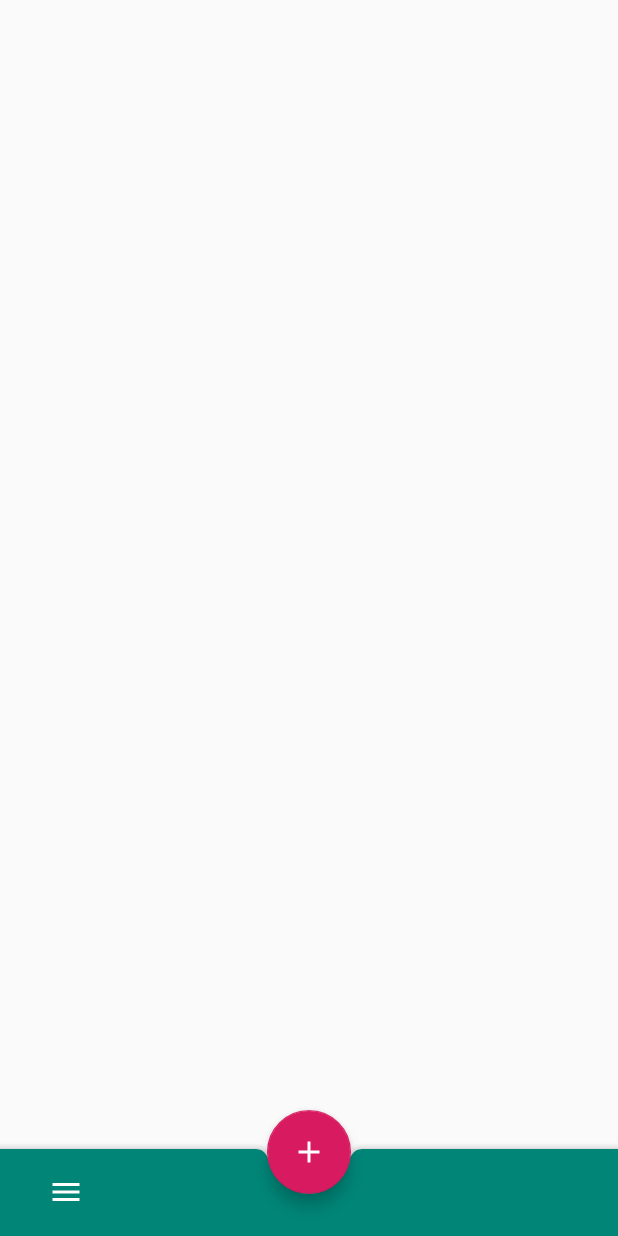
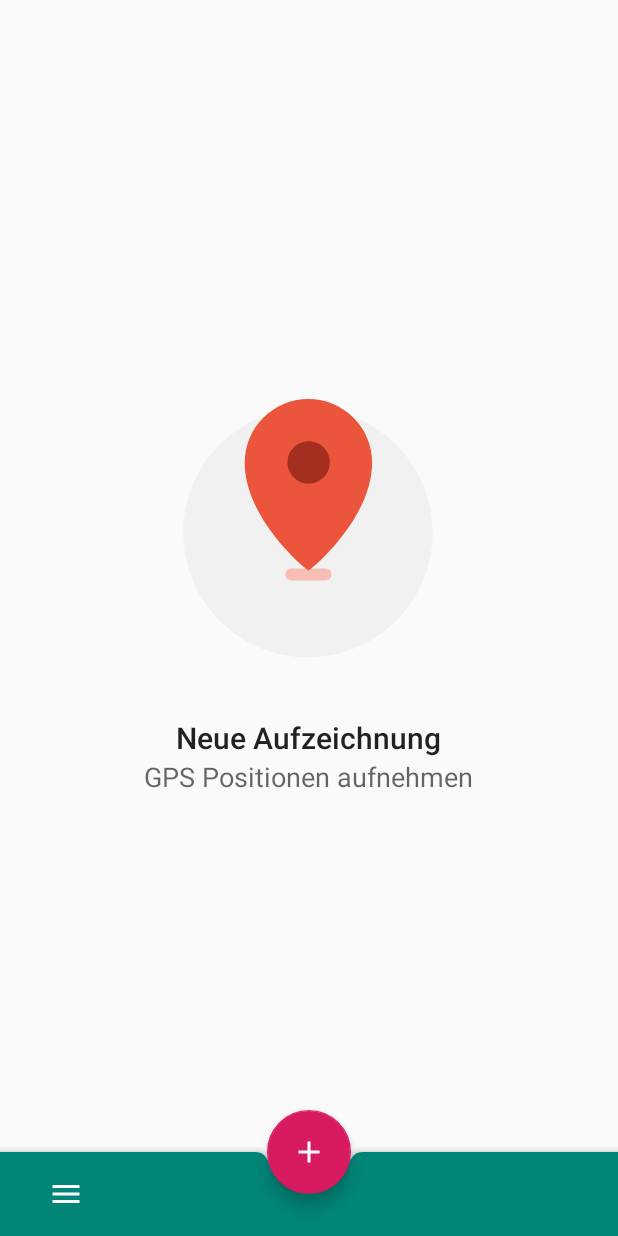
Before and after one commit to mobimeo/android-gps-recorder, an Android app: the screen it shows after launch (MainActivity), on a phone screen of 412 x 824 dp. Run offline under Robolectric (Android 15) with nearby library versions, the phone set to English and light mode, and no system bars; our stand-ins replace Room's generated code, navigation-ui; 1 statement that could not run was skipped.

```diff
--- a/app/build.gradle
+++ b/app/build.gradle
@@ -32,8 +32,11 @@ dependencies {
     implementation 'android.arch.lifecycle:extensions:1.1.1'
     implementation "android.arch.navigation:navigation-fragment-ktx:$nav_version"
     implementation "android.arch.navigation:navigation-ui-ktx:$nav_version"
+    implementation 'com.airbnb.android:lottie:2.5.4'
 
-    implementation 'com.google.android.gms:play-services-location:15.0.1'
+    def play_services_version = "15.0.1"
+    implementation "com.google.android.gms:play-services-location:$play_services_version"
+    implementation "com.google.android.gms:play-services-maps:$play_services_version"
 
     def room_version = "1.1.0"
     implementation "android.arch.persistence.room:runtime:$room_version"
--- a/app/src/main/AndroidManifest.xml
+++ b/app/src/main/AndroidManifest.xml
@@ -10,6 +10,11 @@
         android:roundIcon="@mipmap/ic_launcher_round"
         android:supportsRtl="true"
         android:theme="@style/AppTheme">
+
+        <meta-data
+            android:name="com.google.android.geo.API_KEY"
+            android:value="@string/google_maps_key" />
+
         <activity android:name=".MainActivity">
             <intent-filter>
                 <action android:name="android.intent.action.MAIN" />
--- a/app/src/main/res/layout/main_activity.xml
+++ b/app/src/main/res/layout/main_activity.xml
@@ -14,11 +14,6 @@
         android:layout_height="match_parent"
         tools:context=".MainActivity">
 
-        <android.support.v7.widget.Toolbar
-            android:id="@+id/toolbar"
-            android:layout_width="match_parent"
-            android:layout_height="wrap_content" />
-
         <fragment
             android:id="@+id/nav_host_fragment"
             android:name="androidx.navigation.fragment.NavHostFragment"
@@ -26,6 +21,11 @@
             android:layout_height="match_parent"
             app:defaultNavHost="true"
             app:navGraph="@navigation/nav_graph" />
+
+        <android.support.v7.widget.Toolbar
+            android:id="@+id/toolbar"
+            android:layout_width="match_parent"
+            android:layout_height="wrap_content" />
 
     </android.support.constraint.ConstraintLayout>
 
--- a/app/src/main/res/layout/records_fragment.xml
+++ b/app/src/main/res/layout/records_fragment.xml
@@ -7,14 +7,44 @@
     tools:context=".MainActivity">
 
     <android.support.v7.widget.RecyclerView
+        android:layout_marginBottom="56dp"
         android:id="@+id/records_list"
         android:layout_width="match_parent"
         android:layout_height="match_parent" />
 
+    <LinearLayout
+        android:layout_width="match_parent"
+        android:layout_height="match_parent"
+        android:layout_marginBottom="56dp"
+        android:gravity="center"
+        android:orientation="vertical">
+
+        <com.airbnb.lottie.LottieAnimationView
+            android:id="@+id/lottie_animation_view"
+            android:layout_width="wrap_content"
+            android:layout_height="wrap_content"
+            app:lottie_autoPlay="true"
+            app:lottie_fileName="location.json"
+            app:lottie_loop="true" />
+
+        <TextView
+            android:textAppearance="@style/TextAppearance.AppCompat.Title"
+            android:layout_width="wrap_content"
+            android:layout_height="wrap_content"
+            android:text="Neue Aufzeichnung" />
+
+        <TextView
+            android:textAppearance="@style/TextAppearance.AppCompat.Medium"
+            android:layout_width="wrap_content"
+            android:layout_height="wrap_content"
+            android:text="GPS Positionen aufnehmen" />
+
+    </LinearLayout>
+
     <android.support.design.bottomappbar.BottomAppBar
         android:id="@+id/bottom_appbar"
         android:layout_width="match_parent"
-        android:layout_height="58dp"
+        android:layout_height="56dp"
         android:layout_gravity="bottom"
         app:backgroundTint="@color/colorPrimary"
         app:fabAttached="true"
```
Also changed, not shown: app/src/main/assets/location.json (added, +1 -0 lines), app/src/main/java/com/moovel/gpsrecorderplayer/ui/record/RecordFragment.kt (+14 -3 lines), app/src/main/res/layout/record_fragment.xml (+8 -0 lines).
